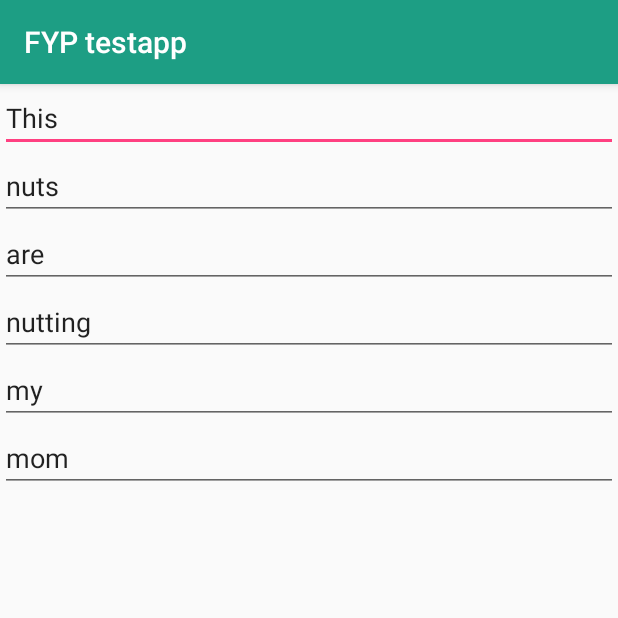
After one commit to darrellboey/FYPBeta, an Android app: the RegisterActivity screen opened directly, with no data from a screen before it, on a phone screen of 412 x 824 dp, the top half of it. The commit adds this screen. Run offline under Robolectric (Android 15) with nearby library versions, the light colour scheme and no system bars.

Commit message:
yo its  stable af

```diff
--- a/app/build.gradle
+++ b/app/build.gradle
@@ -1,6 +1,7 @@
 apply plugin: 'com.android.application'
 
 android {
+    useLibrary 'org.apache.http.legacy'
     compileSdkVersion 25
     buildToolsVersion "25.0.2"
     defaultConfig {
@@ -24,12 +25,12 @@ dependencies {
     androidTestCompile('com.android.support.test.espresso:espresso-core:2.2.2', {
         exclude group: 'com.android.support', module: 'support-annotations'
     })
+
     compile 'com.android.support:appcompat-v7:25.3.1'
     compile 'com.android.support:design:25.3.1'
     compile 'com.android.support.constraint:constraint-layout:1.0.2'
     compile 'com.android.support:support-v4:25.3.1'
     compile 'com.robertlevonyan.view:CustomFloatingActionButton:1.0.3'
-    compile 'com.github.johnkil.android-progressfragment:progressfragment:1.4.+'
     compile 'com.android.support:cardview-v7:25.3.1'
     testCompile 'junit:junit:4.12'
 }
--- a/app/src/main/AndroidManifest.xml
+++ b/app/src/main/AndroidManifest.xml
@@ -21,7 +21,8 @@
                 <category android:name="android.intent.category.LAUNCHER" />
             </intent-filter>
         </activity>
-        <activity android:name=".OutletActivity"></activity>
+        <activity android:name=".OutletActivity" />
+        <activity android:name=".RegisterActivity"></activity>
     </application>
 
 </manifest>
--- a/app/src/main/java/com/example/a15017395/fyptestapp/Contact.java
+++ b/app/src/main/java/com/example/a15017395/fyptestapp/Contact.java
@@ -1,4 +1,7 @@
 package com.example.a15017395.fyptestapp;
+
+import android.os.Parcel;
+import android.os.Parcelable;
 
 public class Contact {
     // Create the attributes for your class
@@ -57,4 +60,5 @@ public class Contact {
                 + ", insta=" + insta
                 + "]";
     }
+
 }
--- a/app/src/main/java/com/example/a15017395/fyptestapp/ContactArrayAdapter.java
+++ b/app/src/main/java/com/example/a15017395/fyptestapp/ContactArrayAdapter.java
@@ -1,11 +1,7 @@
 package com.example.a15017395.fyptestapp;
 
-import android.content.ActivityNotFoundException;
-import android.content.ComponentName;
 import android.content.Context;
 import android.content.Intent;
-import android.content.pm.PackageManager;
-import android.content.pm.ResolveInfo;
 import android.net.Uri;
 import android.view.LayoutInflater;
 import android.view.View;
@@ -15,9 +11,7 @@ import android.widget.ImageButton;
 import android.widget.TextView;
 
 import java.util.ArrayList;
-import java.util.List;
 
-import static com.example.a15017395.fyptestapp.R.layout.row;
 
 public class ContactArrayAdapter extends ArrayAdapter<Contact> {
     private ArrayList<Contact> objects;
--- /dev/null
+++ b/app/src/main/java/com/example/a15017395/fyptestapp/RegisterActivity.java
@@ -0,0 +1,40 @@
+package com.example.a15017395.fyptestapp;
+
+import android.support.v7.app.AppCompatActivity;
+import android.os.Bundle;
+import android.util.Log;
+import android.widget.EditText;
+
+import org.apache.http.NameValuePair;
+import org.apache.http.message.BasicNameValuePair;
+import org.json.JSONArray;
+import org.json.JSONObject;
+
+import java.io.BufferedWriter;
+import java.io.OutputStream;
+import java.io.OutputStreamWriter;
+import java.io.UnsupportedEncodingException;
+import java.net.URL;
+import java.net.URLEncoder;
+import java.util.ArrayList;
+import java.util.List;
+
+import javax.net.ssl.HttpsURLConnection;
+
+
+public class RegisterActivity extends AppCompatActivity {
+    EditText et1,et2,et3,et4,et5,et6;
+
+    @Override
+    protected void onCreate(Bundle savedInstanceState) {
+        super.onCreate(savedInstanceState);
+        setContentView(R.layout.activity_register);
+        et1 = (EditText) findViewById(R.id.et1);
+        et2 = (EditText) findViewById(R.id.et2);
+        et3 = (EditText) findViewById(R.id.et3);
+        et4 = (EditText) findViewById(R.id.et4);
+        et5 = (EditText) findViewById(R.id.et5);
+        et6 = (EditText) findViewById(R.id.et6);
+
+
+}}
--- /dev/null
+++ b/app/src/main/res/layout/activity_register.xml
@@ -0,0 +1,56 @@
+<?xml version="1.0" encoding="utf-8"?>
+<LinearLayout xmlns:android="http://schemas.android.com/apk/res/android"
+    xmlns:tools="http://schemas.android.com/tools"
+    android:layout_width="match_parent"
+    android:orientation="vertical"
+    android:layout_height="match_parent"
+    tools:context="com.example.a15017395.fyptestapp.RegisterActivity">
+
+    <EditText
+        android:id="@+id/et1"
+        android:layout_width="match_parent"
+        android:layout_height="wrap_content"
+        android:ems="10"
+        android:inputType="textPersonName"
+        android:text="This" />
+
+    <EditText
+        android:id="@+id/et2"
+        android:layout_width="match_parent"
+        android:layout_height="wrap_content"
+        android:ems="10"
+        android:inputType="textPersonName"
+        android:text="nuts" />
+
+    <EditText
+        android:id="@+id/et3"
+        android:layout_width="match_parent"
+        android:layout_height="wrap_content"
+        android:ems="10"
+        android:inputType="textPersonName"
+        android:text="are" />
+
+    <EditText
+        android:id="@+id/et4"
+        android:layout_width="match_parent"
+        android:layout_height="wrap_content"
+        android:ems="10"
+        android:inputType="textPersonName"
+        android:text="nutting" />
+
+    <EditText
+        android:id="@+id/et5"
+        android:layout_width="match_parent"
+        android:layout_height="wrap_content"
+        android:ems="10"
+        android:inputType="textPersonName"
+        android:text="my" />
+
+    <EditText
+        android:id="@+id/et6"
+        android:layout_width="match_parent"
+        android:layout_height="wrap_content"
+        android:ems="10"
+        android:inputType="textPersonName"
+        android:text="mom" />
+</LinearLayout>
--- a/app/src/main/res/layout/fragment_contact.xml
+++ b/app/src/main/res/layout/fragment_contact.xml
@@ -6,8 +6,6 @@
     android:orientation="vertical"
     tools:context="com.example.a15017395.fyptestapp.ContactFragment">
 
-    <!-- TODO: Update blank fragment layout -->
-
     <ListView
         android:id="@+id/lvContacts"
         android:layout_width="match_parent"
--- a/app/src/main/res/values/strings.xml
+++ b/app/src/main/res/values/strings.xml
@@ -14,4 +14,7 @@
     <string name="name">Name :</string>
     <string name="aboutContent">Feeling hungry? By tapping into our cafeteria network, you be able to search and locate for nearby cafeteria located near you. Other than that, it saves your waiting time by allowing you to view information of the stalls menu, opening time, price and availability of the food. We provide service like allowing you to feedback to the stall owner using social media.</string>
 
+    <!-- TODO: Remove or change this placeholder text -->
+    <string name="hello_blank_fragment">Hello blank fragment</string>
+
 </resources>
```
Also changed, not shown: app/src/main/java/com/example/a15017395/fyptestapp/ContactFragment.java (+14 -2 lines), app/src/main/java/com/example/a15017395/fyptestapp/MainActivity.java (+33 -6 lines), app/src/main/java/com/example/a15017395/fyptestapp/MyProgressFragment.java (added, +35 -0 lines), app/src/main/java/com/example/a15017395/fyptestapp/Outlet.java (added, +48 -0 lines), app/src/main/java/com/example/a15017395/fyptestapp/OutletArrayAdapter.java (added, +58 -0 lines), app/src/main/res/layout/fragment_my_progress.xml (added, +26 -0 lines), app/src/main/res/layout/row_outlet.xml (added, +67 -0 lines), app/src/main/res/layout/row_contact.xml (renamed from app/src/main/res/layout/row.xml).
